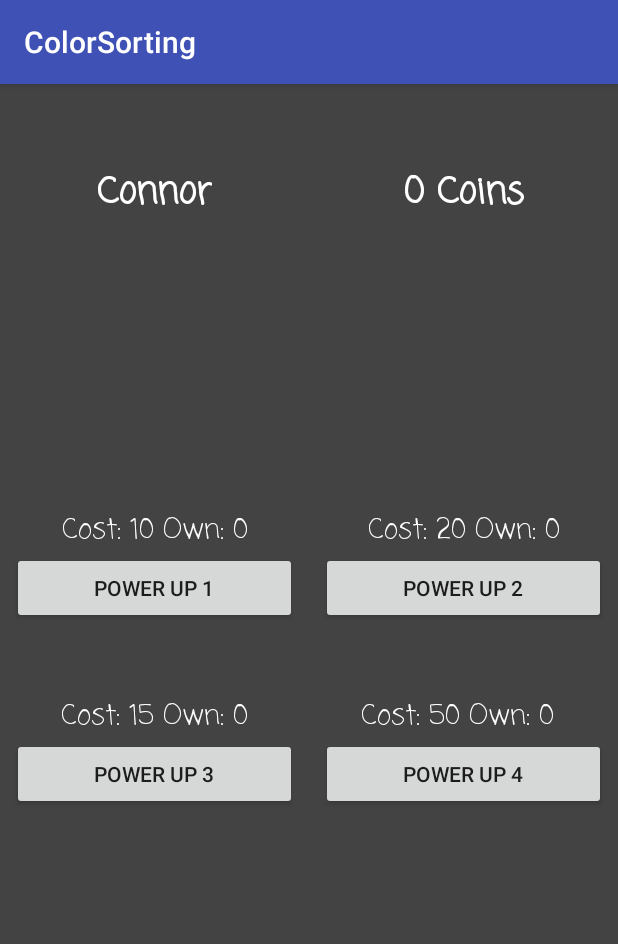
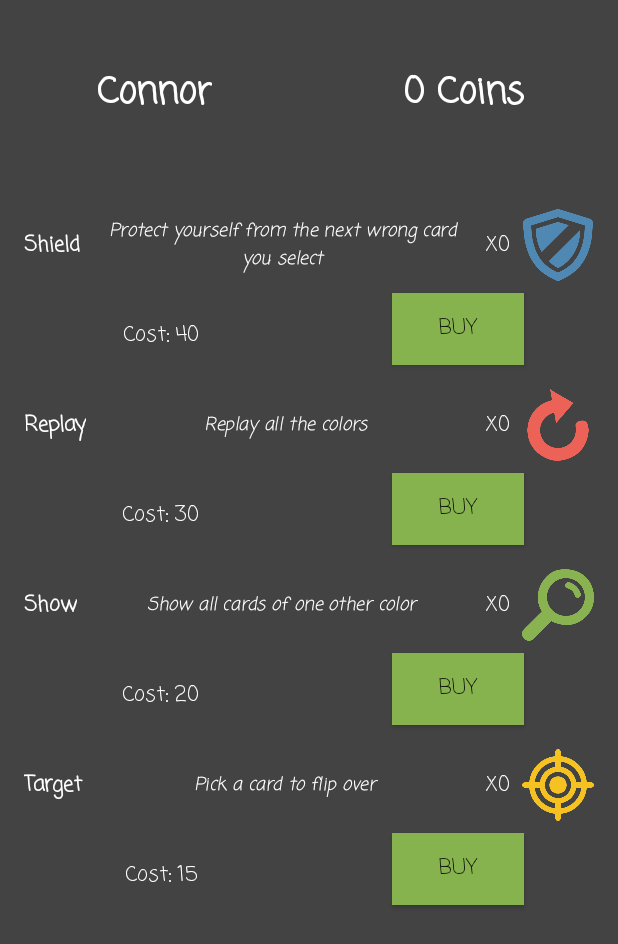
Before and after one commit to cekane/MemorizeColorGame, an Android app: the PowerUpStore screen opened directly, with no data from a screen before it, on a phone screen of 412 x 824 dp. Shown: the top 944 px of the screen. Run offline under Robolectric (Android 15) with nearby library versions, the phone set to English and light mode, and no system bars; our stand-ins replace Room's generated code, RxJava.

Commit message:
*Updated store to use recycler view *Used actual power up assets

```diff
--- a/app/src/main/AndroidManifest.xml
+++ b/app/src/main/AndroidManifest.xml
@@ -39,7 +39,8 @@
         <activity
             android:name=".android.activity.DifficultyPickerActivity"
             android:theme="@style/AppFullScreenTheme" />
-        <activity android:name=".android.activity.PowerUpStore" />
+        <activity android:name=".android.activity.PowerUpStore"
+            android:theme="@style/AppFullScreenTheme"/>
     </application>
 
 </manifest>
--- /dev/null
+++ b/app/src/main/java/com/example/ckane/colorsorting/android/PowerUpItemView.kt
@@ -0,0 +1,19 @@
+package com.example.ckane.colorsorting.android
+
+import android.support.v7.widget.RecyclerView
+import android.view.View
+import android.widget.Button
+import android.widget.ImageView
+import android.widget.TextView
+import com.example.ckane.colorsorting.R
+import com.example.ckane.colorsorting.presentation.StorePresenter
+import java.text.FieldPosition
+
+class PowerUpItemView(layoutView : View) : RecyclerView.ViewHolder(layoutView) {
+    val powerUpImage: ImageView = layoutView.findViewById(R.id.power_up_img)
+    val powerUpDescription : TextView = layoutView.findViewById(R.id.power_up_description)
+    val powerUpName : TextView = layoutView.findViewById(R.id.power_up_name)
+    val powerUpQuantity : TextView = layoutView.findViewById(R.id.power_up_quantity)
+    val powerUpCost : TextView = layoutView.findViewById(R.id.power_up_cost)
+    val buyPowerUpBtn : Button = layoutView.findViewById(R.id.power_up_buy_btn)
+}
--- a/app/src/main/java/com/example/ckane/colorsorting/android/activity/PowerUpStore.kt
+++ b/app/src/main/java/com/example/ckane/colorsorting/android/activity/PowerUpStore.kt
@@ -3,72 +3,56 @@ package com.example.ckane.colorsorting.android.activity
 import android.content.SharedPreferences
 import android.support.v7.app.AppCompatActivity
 import android.os.Bundle
+import android.support.v7.widget.LinearLayoutManager
+import android.support.v7.widget.RecyclerView
 import android.widget.Button
 import android.widget.TextView
 import com.example.ckane.colorsorting.R
 import com.example.ckane.colorsorting.android.PowerUpView
+import com.example.ckane.colorsorting.android.adapter.PowerUpRecyclerAdapter
 import com.example.ckane.colorsorting.cache.AppDatabase
 import com.example.ckane.colorsorting.cache.entity.UserInfo
+import com.example.ckane.colorsorting.model.PowerUpModel
 import com.example.ckane.colorsorting.presentation.StorePresenter
 import com.example.ckane.colorsorting.presentation.impl.StorePresenterImpl
 import com.example.ckane.colorsorting.repository.LocalStorage
 import com.example.ckane.colorsorting.repository.UserInfoRepository
 import com.example.ckane.colorsorting.repository.impl.LocalStorageImpl
 import com.example.ckane.colorsorting.repository.impl.UserInfoRepositoryImpl
+import com.example.ckane.colorsorting.util.createPowerUpList
 
 class PowerUpStore : AppCompatActivity(), PowerUpView {
-    private val powerUp1: Button by lazy { findViewById<Button>(R.id.power_up_1) }
-    private val powerUp1Text1: TextView by lazy { findViewById<TextView>(R.id.power_up_text_1) }
-    private val powerUp2: Button by lazy { findViewById<Button>(R.id.power_up_2) }
-    private val powerUp1Text2: TextView by lazy { findViewById<TextView>(R.id.power_up_text_2) }
-    private val powerUp3: Button by lazy { findViewById<Button>(R.id.power_up_3) }
-    private val powerUp1Text3: TextView by lazy { findViewById<TextView>(R.id.power_up_text_3) }
-    private val powerUp4: Button by lazy { findViewById<Button>(R.id.power_up_4) }
-    private val powerUp1Text4: TextView by lazy { findViewById<TextView>(R.id.power_up_text_4) }
     private val userNameTextView: TextView by lazy { findViewById<TextView>(R.id.user_name_power_up_store) }
     private val moneyTextView: TextView by lazy { findViewById<TextView>(R.id.money_power_up_store) }
 
-    private val sharedPref: SharedPreferences by lazy {
-        this.getSharedPreferences("Data_file", android.content.Context.MODE_PRIVATE)
-    }
-    val repository: LocalStorage by lazy {
-        LocalStorageImpl(sharedPref)
-    }
-    val db: AppDatabase by lazy {
-        AppDatabase.getInstance(this)
-    }
-    private val userInfoRepository: UserInfoRepository by lazy {
-        UserInfoRepositoryImpl(db)
-    }
-    val presenter: StorePresenter by lazy { StorePresenterImpl(repository, userInfoRepository, this) }
+    private val sharedPref: SharedPreferences by lazy { this.getSharedPreferences("Data_file", android.content.Context.MODE_PRIVATE) }
+    val repository: LocalStorage by lazy { LocalStorageImpl(sharedPref) }
+    val db: AppDatabase by lazy { AppDatabase.getInstance(this) }
+    private val userInfoRepository: UserInfoRepository by lazy { UserInfoRepositoryImpl(db) }
+    private val presenter: StorePresenter by lazy { StorePresenterImpl(repository, userInfoRepository, this) }
+    private val rView: RecyclerView by lazy { findViewById<RecyclerView>(R.id.power_up_items_rc) }
+    private val powerUpList: MutableList<PowerUpModel> = createPowerUpList()
+    private val adapter: PowerUpRecyclerAdapter by lazy { PowerUpRecyclerAdapter(this, powerUpList, R.layout.power_up_item, presenter) }
+    private val layoutManager: LinearLayoutManager by lazy { LinearLayoutManager(this) }
 
     override fun onCreate(savedInstanceState: Bundle?) {
         super.onCreate(savedInstanceState)
         setContentView(R.layout.activity_power_up_store)
         presenter.updateUserInfo()
-        powerUp1.setOnClickListener {
-            presenter.buyPowerUp("A")
-        }
 
-        powerUp2.setOnClickListener {
-            presenter.buyPowerUp("B")
-        }
-
-        powerUp3.setOnClickListener {
-            presenter.buyPowerUp("C")
-        }
-
-        powerUp4.setOnClickListener {
-            presenter.buyPowerUp("D")
-        }
+        rView.itemAnimator = null
+        rView.setHasFixedSize(true)
+        rView.layoutManager = layoutManager
+        rView.adapter = adapter
     }
 
     override fun setUserInfo(userInfo: UserInfo) {
         userNameTextView.text = userInfo.userName
         moneyTextView.text = resources.getString(R.string.coins, userInfo.money.toString())
-        powerUp1Text1.text = resources.getString(R.string.power_up_1_status, userInfo.powerUpA.toString())
-        powerUp1Text2.text = resources.getString(R.string.power_up_2_status, userInfo.powerUpB.toString())
-        powerUp1Text3.text = resources.getString(R.string.power_up_3_status, userInfo.powerUpC.toString())
-        powerUp1Text4.text = resources.getString(R.string.power_up_4_status, userInfo.powerUpD.toString())
+        powerUpList[0].quantity = userInfo.powerUpA
+        powerUpList[1].quantity = userInfo.powerUpB
+        powerUpList[2].quantity = userInfo.powerUpC
+        powerUpList[3].quantity = userInfo.powerUpD
+        adapter.notifyDataSetChanged()
     }
 }
--- /dev/null
+++ b/app/src/main/java/com/example/ckane/colorsorting/android/adapter/PowerUpRecyclerAdapter.kt
@@ -0,0 +1,34 @@
+package com.example.ckane.colorsorting.android.adapter
+
+import android.content.Context
+import android.support.v7.widget.RecyclerView
+import android.view.LayoutInflater
+import android.view.ViewGroup
+import com.example.ckane.colorsorting.R
+import com.example.ckane.colorsorting.android.PowerUpItemView
+import com.example.ckane.colorsorting.model.PowerUpModel
+import com.example.ckane.colorsorting.presentation.StorePresenter
+import com.example.ckane.colorsorting.util.toDrawable
+
+class PowerUpRecyclerAdapter(private val context: Context,
+                             private val powerUps: MutableList<PowerUpModel>,
+                             private val powerUpItemLayout: Int,
+                             private val presenter: StorePresenter) : RecyclerView.Adapter<PowerUpItemView>() {
+    override fun onCreateViewHolder(parent: ViewGroup, viewType: Int): PowerUpItemView {
+        val layoutView = LayoutInflater.from(context).inflate(powerUpItemLayout, parent, false)
+        return PowerUpItemView(layoutView)
+    }
+
+    override fun getItemCount(): Int = powerUps.size
+
+    override fun onBindViewHolder(holder: PowerUpItemView, position: Int) {
+        holder.powerUpImage.setImageDrawable(toDrawable(powerUps[position].imgSrc, context))
+        holder.powerUpName.text = powerUps[position].powerUpName
+        holder.powerUpDescription.text = powerUps[position].description
+        holder.powerUpQuantity.text = context.resources.getString(R.string.power_up_q, powerUps[position].quantity.toString())
+        holder.powerUpCost.text = context.resources.getString(R.string.power_up_cost, powerUps[position].cost.toString())
+        holder.buyPowerUpBtn.setOnClickListener {
+            presenter.buyPowerUp(position)
+        }
+    }
+}
--- /dev/null
+++ b/app/src/main/java/com/example/ckane/colorsorting/model/PowerUpModel.kt
@@ -0,0 +1,7 @@
+package com.example.ckane.colorsorting.model
+
+class PowerUpModel(val imgSrc: Int,
+                   val powerUpName: String,
+                   val description: String,
+                   var quantity: Int,
+                   val cost : Int)
--- a/app/src/main/java/com/example/ckane/colorsorting/presentation/StorePresenter.kt
+++ b/app/src/main/java/com/example/ckane/colorsorting/presentation/StorePresenter.kt
@@ -4,5 +4,5 @@ import com.example.ckane.colorsorting.cache.entity.UserInfo
 
 interface StorePresenter {
     fun updateUserInfo()
-    fun buyPowerUp(powerUp : String)
+    fun buyPowerUp(powerUp : Int)
 }
--- a/app/src/main/java/com/example/ckane/colorsorting/presentation/impl/StorePresenterImpl.kt
+++ b/app/src/main/java/com/example/ckane/colorsorting/presentation/impl/StorePresenterImpl.kt
@@ -26,7 +26,7 @@ class StorePresenterImpl(val repository: LocalStorage,
         })
     }
 
-    override fun buyPowerUp(powerUp: String) {
+    override fun buyPowerUp(powerUp: Int) {
         userInfoRepository.updatePowerUp(powerUp, userName).subscribeOn(Schedulers.io()).subscribe({
             updateUserInfo()
         }, {
--- a/app/src/main/java/com/example/ckane/colorsorting/repository/UserInfoRepository.kt
+++ b/app/src/main/java/com/example/ckane/colorsorting/repository/UserInfoRepository.kt
@@ -8,5 +8,5 @@ interface UserInfoRepository {
     fun getUserInfo(userName: String): Single<UserInfo>
     fun insertNewUser(userInfo: UserInfo): Completable
     fun updateUserCoins(userName: String, coins: Int): Completable
-    fun updatePowerUp(powerUp : String, userName: String): Completable
+    fun updatePowerUp(powerUp : Int, userName: String): Completable
 }
--- a/app/src/main/java/com/example/ckane/colorsorting/repository/impl/UserInfoRepositoryImpl.kt
+++ b/app/src/main/java/com/example/ckane/colorsorting/repository/impl/UserInfoRepositoryImpl.kt
@@ -22,12 +22,12 @@ class UserInfoRepositoryImpl(db: AppDatabase) : UserInfoRepository {
         dao.updateCoins(userName, coins)
         it.onComplete()
     }
-    override fun updatePowerUp(powerUp : String, userName: String): Completable = Completable.create {
+    override fun updatePowerUp(powerUp : Int, userName: String): Completable = Completable.create {
         when(powerUp){
-            "A" -> { dao.updatePowerUpA(userName) }
-            "B" -> { dao.updatePowerUpB(userName) }
-            "C" -> { dao.updatePowerUpC(userName) }
-            "D" -> { dao.updatePowerUpD(userName) }
+            0 -> { dao.updatePowerUpA(userName) }
+            1 -> { dao.updatePowerUpB(userName) }
+            2 -> { dao.updatePowerUpC(userName) }
+            3 -> { dao.updatePowerUpD(userName) }
         }
         it.onComplete()
     }
--- a/app/src/main/java/com/example/ckane/colorsorting/util/CardUtil.kt
+++ b/app/src/main/java/com/example/ckane/colorsorting/util/CardUtil.kt
@@ -5,6 +5,7 @@ import android.graphics.drawable.Drawable
 import android.support.v4.content.ContextCompat
 import com.example.ckane.colorsorting.model.Card
 import com.example.ckane.colorsorting.R
+import com.example.ckane.colorsorting.model.PowerUpModel
 import java.util.*
 
 /**
@@ -68,6 +69,16 @@ fun randomColorTextColor(): String = getHexFromNumber(Random().nextInt(4))
 /**
  * converts resource id to vector drawable
  */
-private fun toDrawable(resourceId: Int, context: Context): Drawable? = ContextCompat.getDrawable(context, resourceId)
+fun toDrawable(resourceId: Int, context: Context): Drawable? = ContextCompat.getDrawable(context, resourceId)
 
 fun randomTextPosition(): Int = Random().nextInt(2)
+
+fun createPowerUpList(): MutableList<PowerUpModel> = MutableList(4 , {
+    when(it){
+        0 -> PowerUpModel(R.drawable.icon_activateshield,"Shield", "Protect yourself from the next wrong card you select", 0, 40)
+        1 -> PowerUpModel(R.drawable.icon_showallcolors, "Replay", "Replay all the colors", 0, 30)
+        2 -> PowerUpModel(R.drawable.icon_showdifferentcolor, "Show", "Show all cards of one other color", 0, 20)
+        3 -> PowerUpModel(R.drawable.icon_showtargetcolor, "Target", "Pick a card to flip over", 0, 15)
+        else -> PowerUpModel(0, "","", 0, 0)
+    }
+})
--- a/app/src/main/res/layout/activity_power_up_store.xml
+++ b/app/src/main/res/layout/activity_power_up_store.xml
@@ -23,52 +23,14 @@
         app:layout_constraintBottom_toTopOf="@+id/horizontal"
         app:layout_constraintEnd_toEndOf="parent"
         app:layout_constraintStart_toStartOf="@+id/vertical"
-        app:layout_constraintTop_toTopOf="parent"
-        app:layout_constraintVertical_bias="0.13999999" />
-
-    <Button
-        android:id="@+id/power_up_3"
-        android:layout_width="0dp"
-        android:layout_height="wrap_content"
-        android:layout_marginEnd="8dp"
-        android:layout_marginStart="8dp"
-        android:text="@string/power_up_3"
-        app:layout_constraintEnd_toStartOf="@+id/vertical"
-        app:layout_constraintStart_toStartOf="parent"
-        app:layout_constraintTop_toBottomOf="@+id/power_up_text_3" />
-
-    <Button
-        android:id="@+id/power_up_4"
-        android:layout_width="0dp"
-        android:layout_height="wrap_content"
-        android:layout_marginBottom="8dp"
-        android:layout_marginEnd="8dp"
-        android:layout_marginStart="8dp"
-        android:text="@string/power_up_4"
-        app:layout_constraintBottom_toBottomOf="parent"
-        app:layout_constraintEnd_toEndOf="parent"
-        app:layout_constraintStart_toStartOf="@+id/vertical"
-        app:layout_constraintTop_toBottomOf="@+id/power_up_text_4"
-        app:layout_constraintVertical_bias="0.0" />
-
-    <Button
-        android:id="@+id/power_up_2"
-        android:layout_width="0dp"
-        android:layout_height="wrap_content"
-        android:layout_marginBottom="24dp"
-        android:layout_marginEnd="8dp"
-        android:layout_marginStart="8dp"
-        android:text="@string/power_up_2"
-        app:layout_constraintBottom_toTopOf="@+id/horizontal"
-        app:layout_constraintEnd_toEndOf="parent"
-        app:layout_constraintStart_toStartOf="@+id/vertical" />
+        app:layout_constraintTop_toTopOf="parent" />
 
     <android.support.constraint.Guideline
         android:id="@+id/horizontal"
         android:layout_width="wrap_content"
         android:layout_height="wrap_content"
         android:orientation="horizontal"
-        app:layout_constraintGuide_percent="0.5" />
+        app:layout_constraintGuide_percent="0.15" />
 
     <android.support.constraint.Guideline
         android:id="@+id/vertical"
@@ -76,18 +38,6 @@
         android:layout_height="wrap_content"
         android:orientation="vertical"
         app:layout_constraintGuide_percent="0.5" />
-
-    <Button
-        android:id="@+id/power_up_1"
-        android:layout_width="0dp"
-        android:layout_height="wrap_content"
-        android:layout_marginBottom="24dp"
-        android:layout_marginEnd="8dp"
-        android:layout_marginStart="8dp"
-        android:text="@string/power_up_1"
-        app:layout_constraintBottom_toTopOf="@+id/horizontal"
-        app:layout_constraintEnd_toStartOf="@+id/vertical"
-        app:layout_constraintStart_toStartOf="parent" />
 
     <TextView
         android:id="@+id/user_name_power_up_store"
@@ -105,63 +55,18 @@
         app:layout_constraintBottom_toTopOf="@+id/horizontal"
         app:layout_constraintEnd_toStartOf="@+id/vertical"
         app:layout_constraintStart_toStartOf="parent"
-        app:layout_constraintTop_toTopOf="parent"
-        app:layout_constraintVertical_bias="0.13999999" />
+        app:layout_constraintTop_toTopOf="parent" />
 
-    <TextView
-        android:id="@+id/power_up_text_1"
-        android:layout_width="wrap_content"
-        android:layout_height="wrap_content"
+    <android.support.v7.widget.RecyclerView
+        android:id="@+id/power_up_items_rc"
+        android:layout_width="0dp"
+        android:layout_height="0dp"
+        android:layout_marginBottom="8dp"
         android:layout_marginEnd="8dp"
         android:layout_marginStart="8dp"
-        android:fontFamily="casual"
-        android:text="@string/power_up_1_status"
-        android:textColor="@android:color/white"
-        android:textSize="18sp"
-        app:layout_constraintBottom_toTopOf="@+id/power_up_1"
-        app:layout_constraintEnd_toStartOf="@+id/vertical"
-        app:layout_constraintStart_toStartOf="parent" />
-
-    <TextView
-        android:id="@+id/power_up_text_4"
-        android:layout_width="wrap_content"
-        android:layout_height="wrap_content"
-        android:layout_marginEnd="8dp"
-        android:layout_marginTop="24dp"
-        android:fontFamily="casual"
-        android:text="@string/power_up_4_status"
-        android:textColor="@android:color/white"
-        android:textSize="18sp"
+        android:layout_marginTop="8dp"
+        app:layout_constraintBottom_toBottomOf="parent"
         app:layout_constraintEnd_toEndOf="parent"
-        app:layout_constraintStart_toStartOf="@+id/vertical"
-        app:layout_constraintTop_toTopOf="@+id/horizontal" />
-
-    <TextView
-        android:id="@+id/power_up_text_3"
-        android:layout_width="wrap_content"
-        android:layout_height="wrap_content"
-        android:layout_marginEnd="8dp"
-        android:layout_marginStart="8dp"
-        android:layout_marginTop="24dp"
-        android:fontFamily="casual"
-        android:text="@string/power_up_3_status"
-        android:textColor="@android:color/white"
-        android:textSize="18sp"
-        app:layout_constraintEnd_toStartOf="@+id/vertical"
         app:layout_constraintStart_toStartOf="parent"
         app:layout_constraintTop_toTopOf="@+id/horizontal" />
-
-    <TextView
-        android:id="@+id/power_up_text_2"
-        android:layout_width="wrap_content"
-        android:layout_height="wrap_content"
-        android:layout_marginEnd="8dp"
-        android:layout_marginStart="8dp"
-        android:fontFamily="casual"
-        android:text="@string/power_up_2_status"
-        android:textColor="@android:color/white"
-        android:textSize="18sp"
-        app:layout_constraintBottom_toTopOf="@+id/power_up_2"
-        app:layout_constraintEnd_toEndOf="parent"
-        app:layout_constraintStart_toStartOf="@+id/vertical" />
 </android.support.constraint.ConstraintLayout>
--- /dev/null
+++ b/app/src/main/res/layout/power_up_item.xml
@@ -0,0 +1,108 @@
+<?xml version="1.0" encoding="utf-8"?>
+<android.support.constraint.ConstraintLayout xmlns:android="http://schemas.android.com/apk/res/android"
+    xmlns:app="http://schemas.android.com/apk/res-auto"
+    xmlns:tools="http://schemas.android.com/tools"
+    android:layout_width="match_parent"
+    android:layout_height="wrap_content">
+
+    <ImageView
+        android:id="@+id/power_up_img"
+        android:layout_width="48dp"
+        android:layout_height="48dp"
+        android:layout_marginEnd="8dp"
+        android:layout_marginTop="8dp"
+        app:layout_constraintEnd_toEndOf="parent"
+        app:layout_constraintTop_toTopOf="parent"
+        app:srcCompat="@drawable/icon_activateshield"
+        android:contentDescription="@string/power_up_image" />
+
+    <TextView
+        android:id="@+id/power_up_name"
+        android:layout_width="wrap_content"
+        android:layout_height="wrap_content"
+        android:layout_marginBottom="8dp"
+        android:layout_marginStart="8dp"
+        android:layout_marginTop="8dp"
+        android:fontFamily="casual"
+        android:text="@string/power_up_name"
+        android:textColor="@android:color/white"
+        android:textStyle="bold"
+        app:layout_constraintBottom_toTopOf="@+id/power_up_buy_btn"
+        app:layout_constraintStart_toStartOf="parent"
+        app:layout_constraintTop_toTopOf="parent" />
+
+    <TextView
+        android:id="@+id/power_up_description"
+        android:layout_width="0dp"
+        android:layout_height="wrap_content"
+        android:layout_marginBottom="8dp"
+        android:layout_marginEnd="8dp"
+        android:layout_marginStart="8dp"
+        android:layout_marginTop="8dp"
+        android:fontFamily="casual"
+        android:text="@string/power_up_desc"
+        android:textAlignment="center"
+        android:textColor="@android:color/white"
+        android:textSize="12sp"
+        android:textStyle="italic"
+        app:layout_constraintBottom_toTopOf="@+id/power_up_buy_btn"
+        app:layout_constraintEnd_toStartOf="@+id/power_up_quantity"
+        app:layout_constraintStart_toEndOf="@+id/power_up_name"
+        app:layout_constraintTop_toTopOf="parent" />
+
+    <TextView
+        android:id="@+id/power_up_quantity"
+        android:layout_width="wrap_content"
+        android:layout_height="wrap_content"
+        android:layout_marginBottom="8dp"
+        android:layout_marginEnd="8dp"
+        android:layout_marginTop="8dp"
+        android:fontFamily="casual"
+        android:text="@string/power_up_q"
+        android:textColor="@android:color/white"
+        app:layout_constraintBottom_toTopOf="@+id/power_up_buy_btn"
+        app:layout_constraintEnd_toStartOf="@+id/power_up_img"
+        app:layout_constraintTop_toTopOf="parent" />
+
+    <Button
+        android:id="@+id/power_up_buy_btn"
+        android:layout_width="wrap_content"
+        android:layout_height="wrap_content"
+        android:layout_marginBottom="8dp"
+        android:layout_marginEnd="8dp"
+        android:layout_marginStart="8dp"
+        android:layout_marginTop="8dp"
+        android:background="@color/cardGreen"
+        android:fontFamily="casual"
+        android:text="@string/buy"
+        app:layout_constraintBottom_toBottomOf="parent"
+        app:layout_constraintEnd_toEndOf="parent"
+        app:layout_constraintStart_toStartOf="@+id/bottom"
+        app:layout_constraintTop_toBottomOf="@+id/power_up_img"
+        app:layout_constraintVertical_bias="0.0"
+        tools:text="Buy" />
+
+    <TextView
+        android:id="@+id/power_up_cost"
+        android:layout_width="wrap_content"
+        android:layout_height="wrap_content"
+        android:layout_marginBottom="8dp"
+        android:layout_marginEnd="8dp"
+        android:layout_marginStart="8dp"
+        android:layout_marginTop="8dp"
+        android:fontFamily="casual"
+        android:text="@string/power_up_cost"
+        android:textColor="@android:color/white"
+        app:layout_constraintBottom_toBottomOf="parent"
+        app:layout_constraintEnd_toStartOf="@+id/bottom"
+        app:layout_constraintStart_toStartOf="parent"
+        app:layout_constraintTop_toTopOf="@+id/power_up_buy_btn"
+        tools:text="Cost :" />
+
+    <android.support.constraint.Guideline
+        android:id="@+id/bottom"
+        android:layout_width="wrap_content"
+        android:layout_height="wrap_content"
+        android:orientation="vertical"
+        app:layout_constraintGuide_percent="0.5" />
+</android.support.constraint.ConstraintLayout>
--- a/app/src/main/res/values/strings.xml
+++ b/app/src/main/res/values/strings.xml
@@ -42,4 +42,10 @@
     <string name="power_up_3_status">Cost: 15 Own: %1$s</string>
     <string name="power_up_4">Power Up 4</string>
     <string name="power_up_4_status">Cost: 50 Own: %1$s</string>
+    <string name="power_up_name">Name</string>
+    <string name="power_up_desc">Description</string>
+    <string name="power_up_q">X%1$s</string>
+    <string name="buy">Buy</string>
+    <string name="power_up_cost">Cost: %1$s</string>
+    <string name="power_up_image">Power up image</string>
 </resources>
```
Also changed, not shown: app/src/main/java/com/example/ckane/colorsorting/android/adapter/AnimatedRecyclerAdapter.kt (renamed from app/src/main/java/com/example/ckane/colorsorting/android/adapter/RecyclerAdapterAnimated.kt), app/src/main/res/drawable/icon_activateshield.png (added), app/src/main/res/drawable/icon_showallcolors.png (added), app/src/main/res/drawable/icon_showdifferentcolor.png (added), app/src/main/res/drawable/icon_showtargetcolor.png (added).
